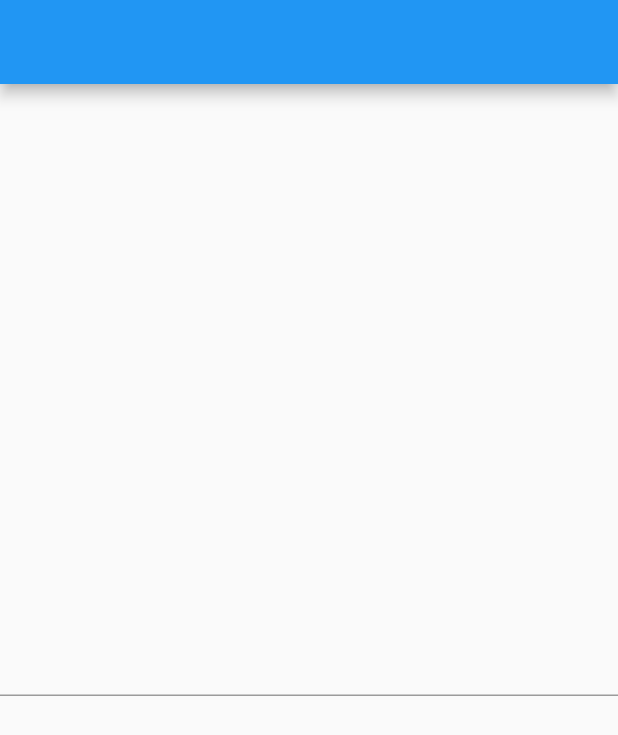
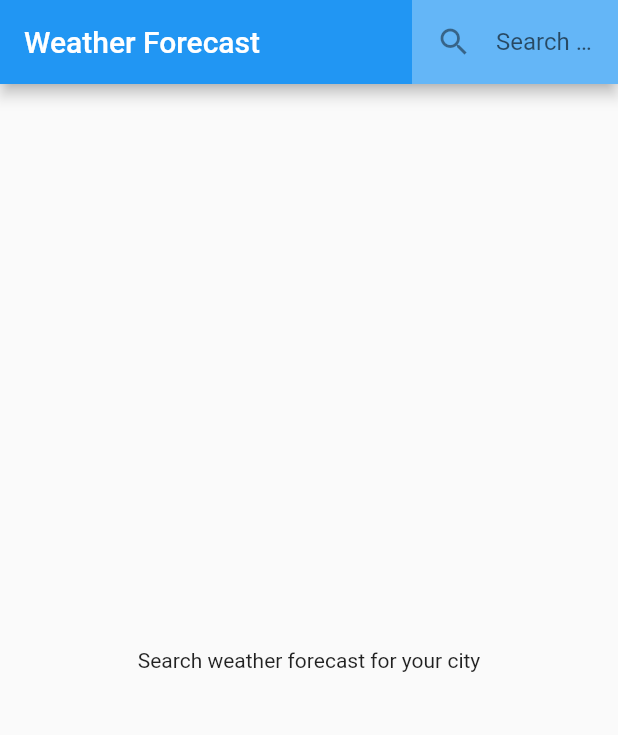
Before and after one commit to fabio-vokrri/weatherApp, a Flutter app: the screen it shows after launch, on a phone screen of 412 x 824 dp. Shown: the top 735 px of the screen. Run offline on Flutter 3.47's test engine with Material 2 defaults, Android fonts, the phone set to English and light mode, and no system bars.

Commit message:
22/03/2022 - 9.50

```diff
--- a/lib/models/forecast.dart
+++ b/lib/models/forecast.dart
@@ -1,35 +1,47 @@
 class Forecast {
-  final String cityName;
   final String weather;
+  final String description;
   final double temperature;
+  final int pressure;
+  final int humidity;
   final double windSpeed;
+  final int windDirection;
   final int sunrise;
   final int sunset;
+  final String iconId;
 
   const Forecast({
-    required this.cityName,
     required this.weather,
+    required this.description,
     required this.temperature,
+    required this.pressure,
+    required this.humidity,
     required this.windSpeed,
+    required this.windDirection,
     required this.sunrise,
     required this.sunset,
+    required this.iconId,
   });
 
   static const double kelvin = 273.15;
   factory Forecast.fromJson(Map<String, dynamic> json) {
     return Forecast(
-      cityName: json["name"]! as String,
-      weather: json["weather"][0]["main"]! as String,
+      weather: json['weather'][0]['main']! as String,
+      description: json['weather'][0]['description']! as String,
       temperature:
-          double.parse((json["main"]["temp"]! - kelvin).toStringAsFixed(1)),
-      windSpeed: json["wind"]["speed"]! as double,
-      sunrise: json["sys"]["sunrise"]! as int,
-      sunset: json["sys"]["sunset"]! as int,
+          double.parse((json['main']['temp']! - kelvin).toStringAsFixed(2)),
+      pressure: json['main']['pressure']! as int,
+      humidity: json['main']['humidity']! as int,
+      windSpeed: json['wind']['speed']! as double,
+      windDirection: json['wind']['deg'] as int,
+      sunrise: json['sys']['sunrise']! as int,
+      sunset: json['sys']['sunset']! as int,
+      iconId: json['weather'][0]['icon']! as String,
     );
   }
 
   @override
   String toString() {
-    return '$cityName: $temperature - $weather';
+    return '$temperature - $weather';
   }
 }
--- a/lib/pages/home.dart
+++ b/lib/pages/home.dart
@@ -1,5 +1,6 @@
 import 'package:flutter/material.dart';
 import 'package:weather_app/models/forecast.dart';
+import 'package:weather_app/services/image_service.dart';
 import 'package:weather_app/services/weather_service.dart';
 
 class HomePage extends StatefulWidget {
@@ -12,19 +13,38 @@ class HomePage extends StatefulWidget {
 
 class _HomePageState extends State<HomePage> {
   String cityName = '';
+  String imageBaseUrl = 'http://openweathermap.org/img/wn/';
 
   @override
   Widget build(BuildContext context) {
+    final Size size = MediaQuery.of(context).size;
     return Scaffold(
       appBar: AppBar(
-        title: Text(cityName),
+        title: const Text('Weather Forecast'),
+        actions: [
+          Container(
+            width: size.width / 3,
+            height: kToolbarHeight,
+            padding:
+                const EdgeInsets.symmetric(horizontal: 16.0, vertical: 4.0),
+            color: Colors.white30,
+            child: TextFormField(
+              decoration: const InputDecoration(
+                hintText: 'Search city',
+                border: InputBorder.none,
+                icon: Icon(Icons.search),
+              ),
+              onFieldSubmitted: (String? input) {
+                setState(() => cityName = input!);
+              },
+            ),
+          ),
+        ],
       ),
       body: cityName == ''
-          ? Center(
-              child: TextField(
-                onSubmitted: (String input) {
-                  setState(() => cityName = input);
-                },
+          ? const Center(
+              child: Text(
+                'Search weather forecast for your city',
               ),
             )
           : FutureBuilder<Forecast>(
@@ -35,7 +55,11 @@ class _HomePageState extends State<HomePage> {
                   final Forecast data = snapshot.data!;
                   return Center(
                     child: Column(
+                      mainAxisAlignment: MainAxisAlignment.center,
                       children: [
+                        Image.network(
+                          getIcon(iconId: data.iconId),
+                        ),
                         Text(data.weather),
                         Text('${data.temperature}'),
                       ],
@@ -44,8 +68,10 @@ class _HomePageState extends State<HomePage> {
                 }
 
                 if (snapshot.hasError) {
-                  return const Center(
-                    child: Text('Something went wrong'),
+                  return Center(
+                    child: SelectableText(
+                      'Something went wrong: ${snapshot.error}',
+                    ),
                   );
                 }
 
--- a/pubspec.yaml
+++ b/pubspec.yaml
@@ -35,6 +35,8 @@ dependencies:
   # Use with the CupertinoIcons class for iOS style icons.
   cupertino_icons: ^1.0.2
   http: ^0.13.4
+  provider: ^6.0.2
+  path_provider: ^2.0.9
 
 dev_dependencies:
   flutter_test:
@@ -59,8 +61,8 @@ flutter:
   uses-material-design: true
 
   # To add assets to your application, add an assets section, like this:
-  # assets:
-  #   - images/a_dot_burr.jpeg
+  assets:
+    - assets/images/
   #   - images/a_dot_ham.jpeg
 
   # An image asset can refer to one or more resolution-specific "variants", see
```
Also changed, not shown: lib/services/api_keys.dart (added, +17 -0 lines), lib/services/image_service.dart (added, +62 -0 lines), lib/services/weather_service.dart (+10 -1 lines), assets/images/fog.jpg (added), lib/services/icon_service.dart (deleted), pubspec.lock, 1 other file.
